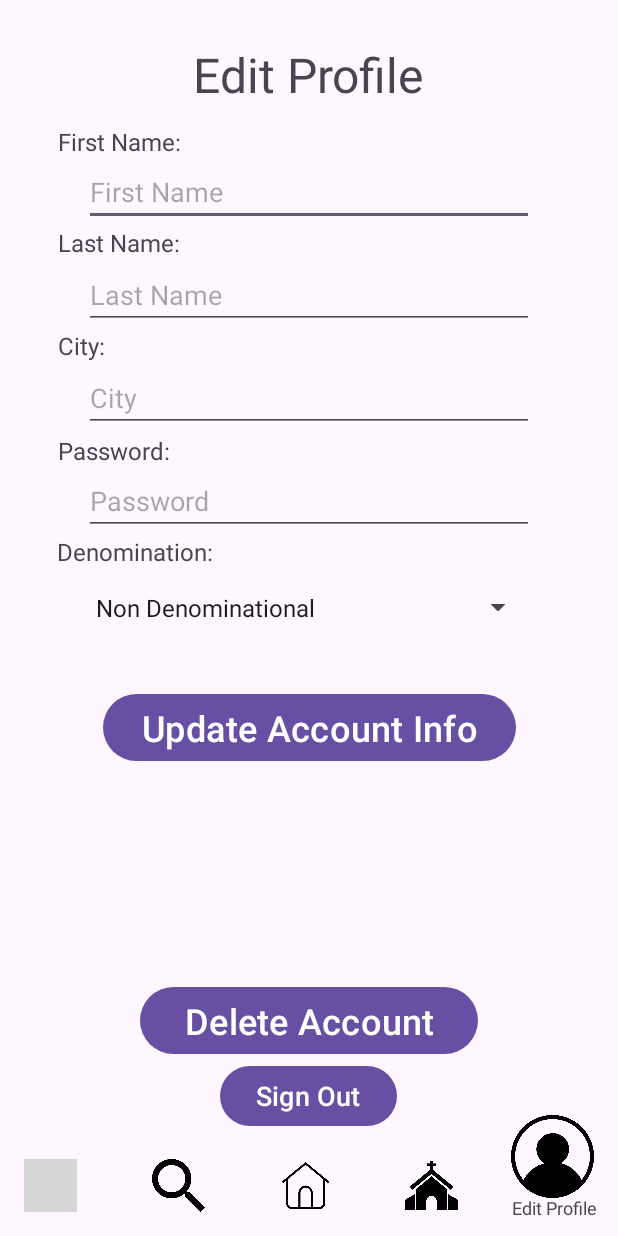
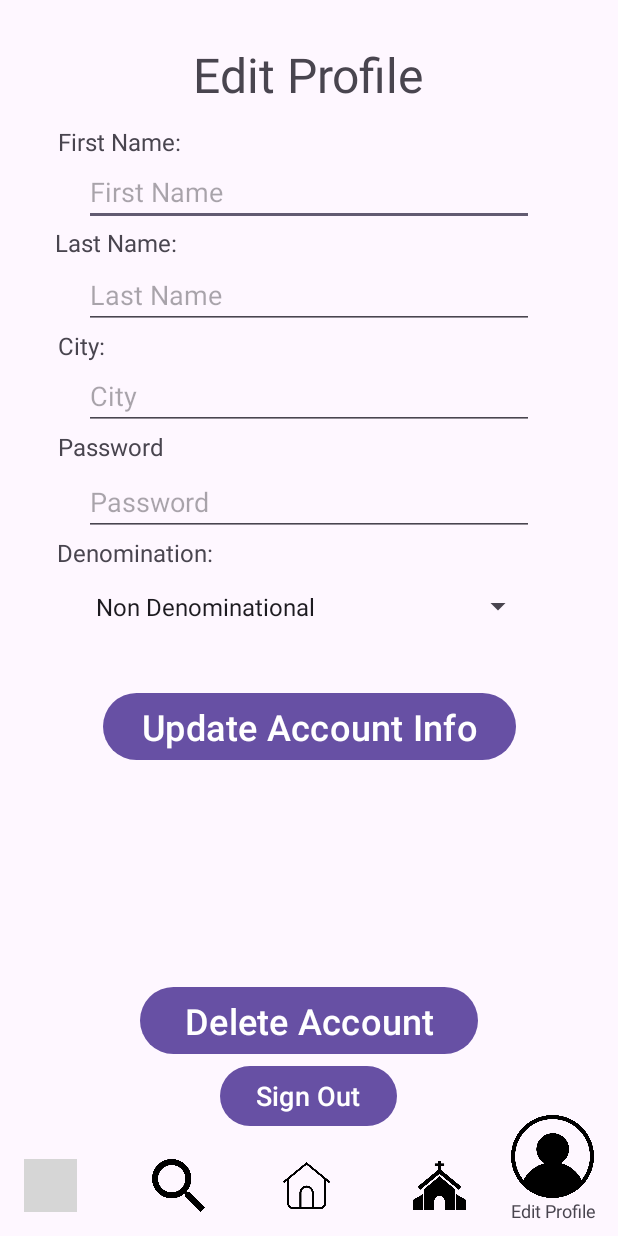
Before and after one commit to GabrielBall05/ChurchFinderApp, an Android app: the EditUserProfile screen opened directly, with no data from a screen before it, on a phone screen of 412 x 824 dp. Run offline under Robolectric (Android 15) with nearby library versions, the phone set to English and light mode, and no system bars; 5 statements that could not run were skipped; grey boxes are pictures that could not be loaded.

Commit message:
Better Menu Bar 2.0
-Fixed icons not being in the same spot (they were close but not quite) on the 5 main pages

```diff
--- a/ChurchApp/app/src/main/res/layout/activity_edit_user_profile.xml
+++ b/ChurchApp/app/src/main/res/layout/activity_edit_user_profile.xml
@@ -11,10 +11,8 @@
         android:layout_width="35dp"
         android:layout_height="35dp"
         android:layout_marginStart="16dp"
-        android:layout_marginEnd="50dp"
         android:layout_marginBottom="16dp"
         app:layout_constraintBottom_toBottomOf="parent"
-        app:layout_constraintEnd_toStartOf="@+id/btn_editUserProfile_churchFinder"
         app:layout_constraintStart_toStartOf="parent"
         app:srcCompat="@drawable/bookmark3" />
 
@@ -32,8 +30,8 @@
         android:id="@+id/btn_editUserProfile_userHome"
         android:layout_width="35dp"
         android:layout_height="35dp"
-        android:layout_marginStart="50dp"
-        android:layout_marginEnd="50dp"
+        android:layout_marginStart="48dp"
+        android:layout_marginEnd="52dp"
         android:layout_marginBottom="16dp"
         app:layout_constraintBottom_toBottomOf="parent"
         app:layout_constraintEnd_toStartOf="@+id/btn_editUserProfile_myChurch"
@@ -44,7 +42,7 @@
         android:id="@+id/btn_editUserProfile_myChurch"
         android:layout_width="35dp"
         android:layout_height="35dp"
-        android:layout_marginEnd="35dp"
+        android:layout_marginEnd="30dp"
         android:layout_marginBottom="16dp"
         app:layout_constraintBottom_toBottomOf="parent"
         app:layout_constraintEnd_toStartOf="@+id/imageView3"
@@ -107,7 +105,6 @@
         android:layout_width="300dp"
         android:layout_height="wrap_content"
         android:layout_marginStart="55dp"
-        android:layout_marginTop="1dp"
         android:layout_marginEnd="56dp"
         android:ems="10"
         android:hint="City"
@@ -116,19 +113,6 @@
         app:layout_constraintEnd_toEndOf="parent"
         app:layout_constraintStart_toStartOf="parent"
         app:layout_constraintTop_toBottomOf="@+id/textView37" />
-
-    <TextView
-        android:id="@+id/textView38"
-        android:layout_width="wrap_content"
-        android:layout_height="wrap_content"
-        android:layout_marginStart="38dp"
-        android:layout_marginTop="1dp"
-        android:layout_marginEnd="298dp"
-        android:text="Password:"
-        android:textSize="16sp"
-        app:layout_constraintEnd_toEndOf="parent"
-        app:layout_constraintStart_toStartOf="parent"
-        app:layout_constraintTop_toBottomOf="@+id/et_editUserProfile_city" />
 
     <EditText
         android:id="@+id/et_editUserProfile_password"
@@ -144,39 +128,11 @@
         app:layout_constraintStart_toStartOf="parent"
         app:layout_constraintTop_toBottomOf="@+id/textView38" />
 
-    <Button
-        android:id="@+id/btn_editUserProfile_delete"
-        android:layout_width="225dp"
-        android:layout_height="wrap_content"
-        android:layout_marginStart="93dp"
-        android:layout_marginEnd="93dp"
-        android:text="Delete Account"
-        android:textSize="24sp"
-        app:layout_constraintBottom_toTopOf="@+id/btn_editUserProfile_signOut"
-        app:layout_constraintEnd_toEndOf="parent"
-        app:layout_constraintStart_toStartOf="parent" />
-
-    <TextView
-        android:id="@+id/tv_editUserProfile_fieldsError"
-        android:layout_width="wrap_content"
-        android:layout_height="wrap_content"
-        android:layout_marginStart="104dp"
-        android:layout_marginTop="3dp"
-        android:layout_marginEnd="105dp"
-        android:text="*Please keep all fields filled out*"
-        android:textAlignment="center"
-        android:textColor="#FF0000"
-        android:visibility="invisible"
-        app:layout_constraintEnd_toEndOf="parent"
-        app:layout_constraintStart_toStartOf="parent"
-        app:layout_constraintTop_toBottomOf="@+id/sp_editUserProfile_denomination" />
-
     <Spinner
         android:id="@+id/sp_editUserProfile_denomination"
         android:layout_width="300dp"
         android:layout_height="50dp"
         android:layout_marginStart="55dp"
-        android:layout_marginTop="1dp"
         android:layout_marginEnd="56dp"
         app:layout_constraintEnd_toEndOf="parent"
         app:layout_constraintStart_toStartOf="parent"
@@ -196,6 +152,21 @@
         app:layout_constraintTop_toBottomOf="@+id/tv_editUserProfile_fieldsError" />
 
     <TextView
+        android:id="@+id/tv_editUserProfile_fieldsError"
+        android:layout_width="wrap_content"
+        android:layout_height="wrap_content"
+        android:layout_marginStart="104dp"
+        android:layout_marginTop="3dp"
+        android:layout_marginEnd="105dp"
+        android:text="*Please keep all fields filled out*"
+        android:textAlignment="center"
+        android:textColor="#FF0000"
+        android:visibility="invisible"
+        app:layout_constraintEnd_toEndOf="parent"
+        app:layout_constraintStart_toStartOf="parent"
+        app:layout_constraintTop_toBottomOf="@+id/sp_editUserProfile_denomination" />
+
+    <TextView
         android:id="@+id/textView39"
         android:layout_width="wrap_content"
         android:layout_height="wrap_content"
@@ -207,12 +178,35 @@
         app:layout_constraintStart_toStartOf="parent"
         app:layout_constraintTop_toBottomOf="@+id/et_editUserProfile_password" />
 
+    <TextView
+        android:id="@+id/textView38"
+        android:layout_width="74dp"
+        android:layout_height="25dp"
+        android:layout_marginStart="38dp"
+        android:layout_marginEnd="299dp"
+        android:text="Password:"
+        android:textSize="16sp"
+        app:layout_constraintEnd_toEndOf="parent"
+        app:layout_constraintStart_toStartOf="parent"
+        app:layout_constraintTop_toBottomOf="@+id/et_editUserProfile_city" />
+
+    <Button
+        android:id="@+id/btn_editUserProfile_delete"
+        android:layout_width="225dp"
+        android:layout_height="wrap_content"
+        android:layout_marginStart="93dp"
+        android:layout_marginEnd="93dp"
+        android:text="Delete Account"
+        android:textSize="24sp"
+        app:layout_constraintBottom_toTopOf="@+id/btn_editUserProfile_signOut"
+        app:layout_constraintEnd_toEndOf="parent"
+        app:layout_constraintStart_toStartOf="parent" />
+
     <EditText
         android:id="@+id/et_editUserProfile_lname"
         android:layout_width="300dp"
         android:layout_height="wrap_content"
         android:layout_marginStart="55dp"
-        android:layout_marginTop="1dp"
         android:layout_marginEnd="56dp"
         android:ems="10"
         android:hint="Last Name"
@@ -249,8 +243,8 @@
 
     <TextView
         android:id="@+id/textView36"
-        android:layout_width="wrap_content"
-        android:layout_height="wrap_content"
+        android:layout_width="85dp"
+        android:layout_height="23dp"
         android:layout_marginStart="38dp"
         android:layout_marginEnd="291dp"
         android:text="Last Name:"
@@ -263,12 +257,13 @@
         android:id="@+id/textView25"
         android:layout_width="wrap_content"
         android:layout_height="wrap_content"
-        android:layout_marginTop="-2dp"
-        android:layout_marginEnd="14dp"
+        android:layout_marginStart="26dp"
+        android:layout_marginEnd="11dp"
         android:text="Edit Profile"
         android:textAlignment="center"
         android:textSize="12sp"
         app:layout_constraintEnd_toEndOf="parent"
+        app:layout_constraintStart_toEndOf="@+id/btn_editUserProfile_myChurch"
         app:layout_constraintTop_toBottomOf="@+id/imageView3" />
 
 </androidx.constraintlayout.widget.ConstraintLayout>
```
Also changed, not shown: ChurchApp/app/src/main/res/layout/activity_church_finder.xml (+28 -29 lines), ChurchApp/app/src/main/res/layout/activity_my_bookmarks.xml (+5 -5 lines).
